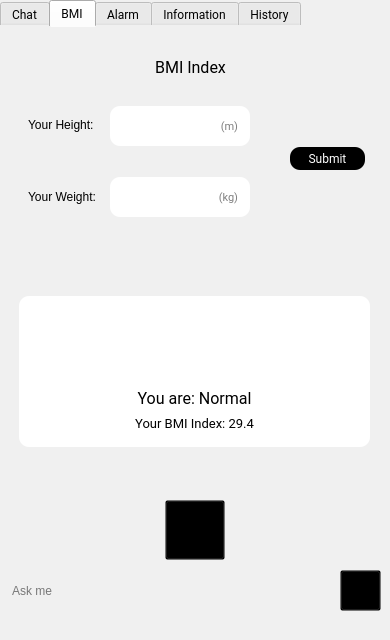
This is app.ui in fireflies1988/HealthcareVirtualAssistant as Qt 5 draws it before an edit. The edited form follows.
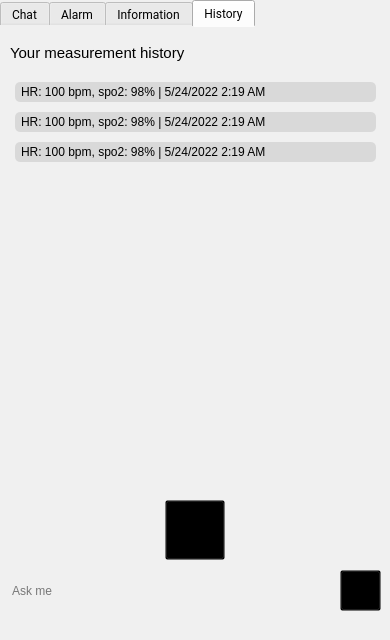
This is the edited form. The open tabs and pages were chosen to show the change. Icons and pictures are not drawn.

What changed in the file:
```diff
--- a/app.ui
+++ b/app.ui
@@ -437,260 +437,6 @@
       </property>
      </widget>
     </widget>
-    <widget class="QWidget" name="tab_4">
-     <attribute name="title">
-      <string>BMI</string>
-     </attribute>
-     <widget class="QLabel" name="label_12">
-      <property name="geometry">
-       <rect>
-        <x>28</x>
-        <y>90</y>
-        <width>71</width>
-        <height>16</height>
-       </rect>
-      </property>
-      <property name="text">
-       <string>Your Height:</string>
-      </property>
-     </widget>
-     <widget class="QLineEdit" name="edit_height">
-      <property name="geometry">
-       <rect>
-        <x>110</x>
-        <y>79</y>
-        <width>140</width>
-        <height>40</height>
-       </rect>
-      </property>
-      <property name="font">
-       <font>
-        <family>Roboto</family>
-        <pointsize>8</pointsize>
-       </font>
-      </property>
-      <property name="autoFillBackground">
-       <bool>false</bool>
-      </property>
-      <property name="styleSheet">
-       <string notr="true">border: none;
-background: #fff;
-border-radius: 10px;
-padding: 0 10px 0 10px</string>
-      </property>
-      <property name="text">
-       <string/>
-      </property>
-      <property name="frame">
-       <bool>true</bool>
-      </property>
-      <property name="echoMode">
-       <enum>QLineEdit::Normal</enum>
-      </property>
-      <property name="alignment">
-       <set>Qt::AlignRight|Qt::AlignTrailing|Qt::AlignVCenter</set>
-      </property>
-      <property name="dragEnabled">
-       <bool>false</bool>
-      </property>
-      <property name="readOnly">
-       <bool>false</bool>
-      </property>
-      <property name="placeholderText">
-       <string>(m)</string>
-      </property>
-      <property name="clearButtonEnabled">
-       <bool>false</bool>
-      </property>
-     </widget>
-     <widget class="QLabel" name="label_13">
-      <property name="geometry">
-       <rect>
-        <x>28</x>
-        <y>162</y>
-        <width>71</width>
-        <height>16</height>
-       </rect>
-      </property>
-      <property name="text">
-       <string>Your Weight:</string>
-      </property>
-     </widget>
-     <widget class="QLineEdit" name="edit_weight">
-      <property name="geometry">
-       <rect>
-        <x>110</x>
-        <y>150</y>
-        <width>140</width>
-        <height>40</height>
-       </rect>
-      </property>
-      <property name="font">
-       <font>
-        <family>Roboto</family>
-        <pointsize>8</pointsize>
-       </font>
-      </property>
-      <property name="autoFillBackground">
-       <bool>false</bool>
-      </property>
-      <property name="styleSheet">
-       <string notr="true">border: none;
-background: #fff;
-border-radius: 10px;
-padding: 0 10px 0 10px</string>
-      </property>
-      <property name="text">
-       <string/>
-      </property>
-      <property name="frame">
-       <bool>true</bool>
-      </property>
-      <property name="echoMode">
-       <enum>QLineEdit::Normal</enum>
-      </property>
-      <property name="alignment">
-       <set>Qt::AlignRight|Qt::AlignTrailing|Qt::AlignVCenter</set>
-      </property>
-      <property name="dragEnabled">
-       <bool>false</bool>
-      </property>
-      <property name="readOnly">
-       <bool>false</bool>
-      </property>
-      <property name="placeholderText">
-       <string>(kg)</string>
-      </property>
-      <property name="clearButtonEnabled">
-       <bool>false</bool>
-      </property>
-     </widget>
-     <widget class="QLabel" name="label_3">
-      <property name="geometry">
-       <rect>
-        <x>150</x>
-        <y>30</y>
-        <width>81</width>
-        <height>21</height>
-       </rect>
-      </property>
-      <property name="font">
-       <font>
-        <family>Roboto</family>
-        <pointsize>12</pointsize>
-       </font>
-      </property>
-      <property name="styleSheet">
-       <string notr="true">size: 16px;</string>
-      </property>
-      <property name="text">
-       <string>BMI Index</string>
-      </property>
-      <property name="alignment">
-       <set>Qt::AlignCenter</set>
-      </property>
-     </widget>
-     <widget class="QPushButton" name="btn_submit">
-      <property name="geometry">
-       <rect>
-        <x>290</x>
-        <y>120</y>
-        <width>75</width>
-        <height>23</height>
-       </rect>
-      </property>
-      <property name="font">
-       <font>
-        <family>Roboto</family>
-       </font>
-      </property>
-      <property name="styleSheet">
-       <string notr="true">background: #000;
-color: #fff;
-border: none;
-border-radius: 10px</string>
-      </property>
-      <property name="text">
-       <string>Submit</string>
-      </property>
-     </widget>
-     <widget class="QWidget" name="widget" native="true">
-      <property name="geometry">
-       <rect>
-        <x>19</x>
-        <y>269</y>
-        <width>351</width>
-        <height>151</height>
-       </rect>
-      </property>
-      <property name="styleSheet">
-       <string notr="true">border: none;
-background: #fff;
-border-radius: 10px;
-padding: 0 10px 0 10px</string>
-      </property>
-      <widget class="QLabel" name="label_bmi_index">
-       <property name="geometry">
-        <rect>
-         <x>0</x>
-         <y>117</y>
-         <width>351</width>
-         <height>20</height>
-        </rect>
-       </property>
-       <property name="font">
-        <font>
-         <family>Roboto</family>
-         <pointsize>10</pointsize>
-        </font>
-       </property>
-       <property name="text">
-        <string>Your BMI Index: 29.4</string>
-       </property>
-       <property name="alignment">
-        <set>Qt::AlignCenter</set>
-       </property>
-      </widget>
-      <widget class="QLabel" name="label_15">
-       <property name="geometry">
-        <rect>
-         <x>130</x>
-         <y>15</y>
-         <width>91</width>
-         <height>71</height>
-        </rect>
-       </property>
-       <property name="text">
-        <string/>
-       </property>
-       <property name="pixmap">
-        <pixmap>icon/healthy.png</pixmap>
-       </property>
-      </widget>
-      <widget class="QLabel" name="label_status">
-       <property name="geometry">
-        <rect>
-         <x>0</x>
-         <y>92</y>
-         <width>351</width>
-         <height>20</height>
-        </rect>
-       </property>
-       <property name="font">
-        <font>
-         <family>Roboto</family>
-         <pointsize>12</pointsize>
-        </font>
-       </property>
-       <property name="text">
-        <string>You are: Normal</string>
-       </property>
-       <property name="alignment">
-        <set>Qt::AlignCenter</set>
-       </property>
-      </widget>
-     </widget>
-    </widget>
     <widget class="QWidget" name="tab_2">
      <attribute name="title">
       <string>Alarm</string>
```
Left out of the diff: 19 changed lines with no effect on the pictures.
